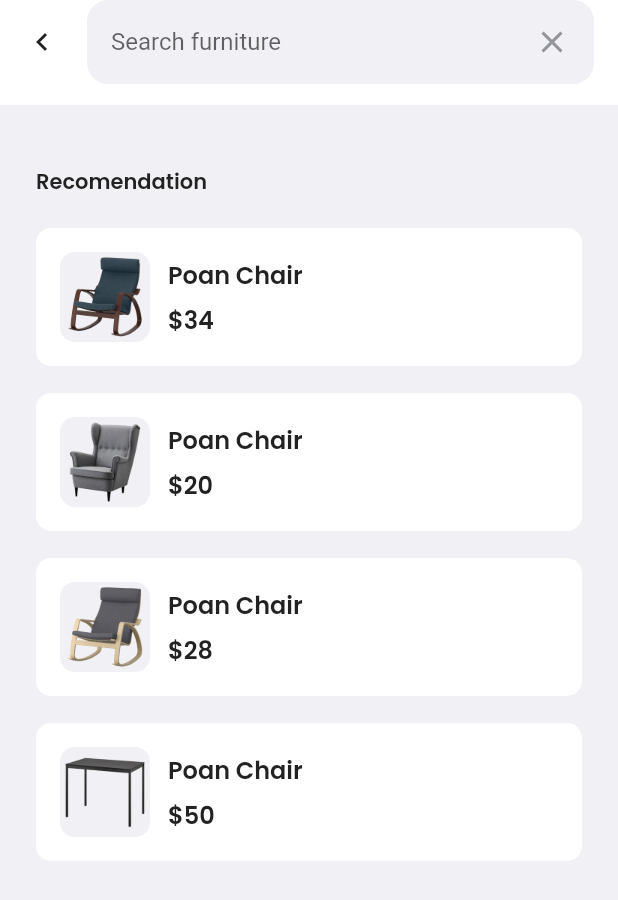
After one commit to TedoHarisC/space-apps, a Flutter app: the SearchPage screen opened by its route, on a phone screen of 412 x 824 dp. The commit adds this screen. Shown: the top 900 px of the screen. Run offline on Flutter 3.47's test engine with Material 2 defaults, Android fonts, the phone set to English and light mode, and no system bars; our stand-ins replace carousel_slider, fluttertoast, google_fonts.

Commit message:
Menambahkan Halaman Search

```diff
--- a/lib/main.dart
+++ b/lib/main.dart
@@ -1,6 +1,8 @@
 import 'package:flutter/material.dart';
 import 'package:space/pages/home_page.dart';
 import 'package:space/pages/onboarding_page.dart';
+import 'package:space/pages/search_page.dart';
+import 'package:space/pages/search_result_page.dart';
 import 'package:space/pages/sign_in_page.dart';
 import 'package:space/pages/splash_page.dart';
 
@@ -20,6 +22,8 @@ class MyApp extends StatelessWidget {
         '/onboarding': (context) => OnBoardingPage(),
         '/sign-in': (context) => SignInPage(),
         '/home': (context) => HomePage(),
+        '/search': (context) => SearchPage(),
+        '/search-result': (context) => SearchResultPage(),
       },
     );
   }
--- /dev/null
+++ b/lib/pages/search_page.dart
@@ -0,0 +1,95 @@
+import 'package:flutter/material.dart';
+import 'package:space/theme.dart';
+import 'package:space/widgets/recomendation_item.dart';
+
+class SearchPage extends StatelessWidget {
+  const SearchPage({Key? key}) : super(key: key);
+
+  @override
+  Widget build(BuildContext context) {
+    return Scaffold(
+      backgroundColor: kWhiteGreyColor,
+      appBar: PreferredSize(
+        preferredSize: Size(double.infinity, 70),
+        child: AppBar(
+          automaticallyImplyLeading: false,
+          backgroundColor: kWhiteColor,
+          elevation: 0,
+          title: Row(
+            children: [
+              Icon(
+                Icons.chevron_left,
+                color: kBlackColor,
+              ),
+              SizedBox(width: 18),
+              Expanded(
+                child: Container(
+                  padding: EdgeInsets.all(16),
+                  decoration: BoxDecoration(
+                    color: kWhiteGreyColor,
+                    borderRadius: BorderRadius.circular(14),
+                  ),
+                  child: Row(
+                    children: [
+                      Expanded(
+                        child: TextFormField(
+                          textInputAction: TextInputAction.go,
+                          onFieldSubmitted: (value) {
+                            Navigator.pushNamed(context, '/search-result');
+                          },
+                          decoration: InputDecoration.collapsed(
+                            hintText: 'Search furniture',
+                          ),
+                        ),
+                      ),
+                      SizedBox(width: 10),
+                      Icon(
+                        Icons.close,
+                        color: kGreyColor,
+                      ),
+                    ],
+                  ),
+                ),
+              ),
+            ],
+          ),
+        ),
+      ),
+      body: ListView(
+        padding: EdgeInsets.symmetric(
+          horizontal: 24,
+        ),
+        children: [
+          SizedBox(height: 41),
+          Text(
+            'Recomendation',
+            style: blackTextStyle.copyWith(
+              fontWeight: semiBold,
+            ),
+          ),
+          SizedBox(height: 20),
+          RecomendationItem(
+            imageUrl: 'assets/image_product_list1.png',
+            title: 'Poan Chair',
+            price: 34,
+          ),
+          RecomendationItem(
+            imageUrl: 'assets/image_product_list2.png',
+            title: 'Poan Chair',
+            price: 20,
+          ),
+          RecomendationItem(
+            imageUrl: 'assets/image_product_list3.png',
+            title: 'Poan Chair',
+            price: 28,
+          ),
+          RecomendationItem(
+            imageUrl: 'assets/image_product_list4.png',
+            title: 'Poan Chair',
+            price: 50,
+          ),
+        ],
+      ),
+    );
+  }
+}
--- /dev/null
+++ b/lib/widgets/recomendation_item.dart
@@ -0,0 +1,56 @@
+import 'package:flutter/material.dart';
+import 'package:space/theme.dart';
+
+class RecomendationItem extends StatelessWidget {
+  final String imageUrl;
+  final String title;
+  final int price;
+
+  const RecomendationItem({
+    Key? key,
+    required this.imageUrl,
+    required this.title,
+    required this.price,
+  }) : super(key: key);
+
+  @override
+  Widget build(BuildContext context) {
+    return Container(
+      padding: EdgeInsets.all(16),
+      margin: EdgeInsets.only(bottom: 18),
+      decoration: BoxDecoration(
+        color: kWhiteColor,
+        borderRadius: BorderRadius.circular(10),
+      ),
+      child: Row(
+        children: [
+          Image.asset(
+            imageUrl,
+            width: 60,
+          ),
+          SizedBox(width: 12),
+          Column(
+            crossAxisAlignment: CrossAxisAlignment.start,
+            children: [
+              Text(
+                title,
+                style: blackTextStyle.copyWith(
+                  fontSize: 16,
+                  fontWeight: semiBold,
+                ),
+              ),
+              SizedBox(height: 6),
+              Text(
+                '\$$price',
+                style: blackTextStyle.copyWith(
+                  fontSize: 16,
+                  fontWeight: semiBold,
+                ),
+              ),
+            ],
+          ),
+        ],
+      ),
+    );
+  }
+}
--- a/pubspec.yaml
+++ b/pubspec.yaml
@@ -31,6 +31,7 @@ dependencies:
   carousel_slider: ^4.0.0
   google_fonts: ^2.1.0
   fluttertoast: ^8.0.9
+  shimmer: ^2.0.0
 
 dev_dependencies:
   flutter_test:
```
Also changed, not shown: lib/pages/home_page.dart (+6 -1 lines), lib/pages/search_result_page.dart (added, +131 -0 lines), assets/icon_filter.png (added), pubspec.lock.
